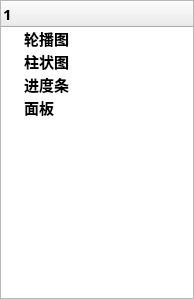
Qt form maincontent/controltreewidget.ui (YYC572652645/QCoolPage) before a commit.
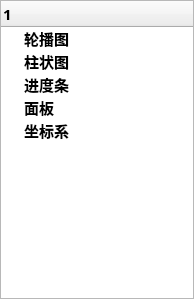
The same form after that commit.

```diff
--- a/maincontent/controltreewidget.ui
+++ b/maincontent/controltreewidget.ui
@@ -64,6 +64,11 @@
        <string>面板</string>
       </property>
      </item>
+     <item>
+      <property name="text">
+       <string>坐标系</string>
+      </property>
+     </item>
     </widget>
    </item>
   </layout>
```
